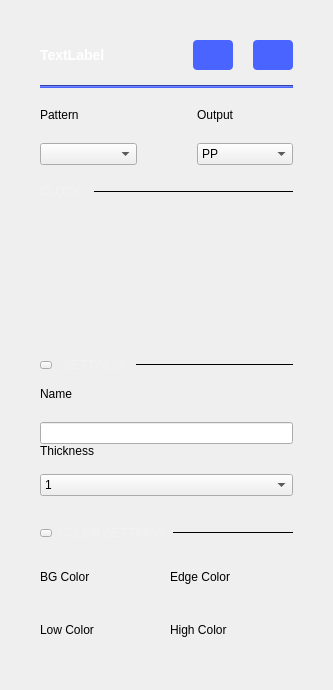
Qt form ui/pg_cg_settings.ui (analogdevicesinc/scopy) before a commit.
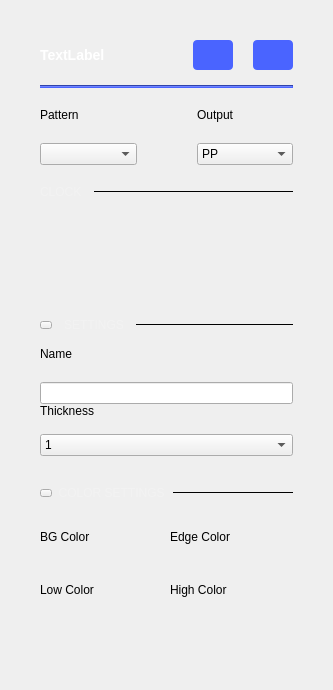
The same form after that commit. Icons and pictures are not drawn.

Commit message:
PatternGenerator: fix pattern settings layout
Changed sizing policies so elements anchor to the top of the widget
instead of being centered.

Diff of the .ui file:
```diff
--- a/ui/pg_cg_settings.ui
+++ b/ui/pg_cg_settings.ui
@@ -395,7 +395,7 @@
                 <enum>Qt::Vertical</enum>
                </property>
                <property name="sizeType">
-                <enum>QSizePolicy::Preferred</enum>
+                <enum>QSizePolicy::Expanding</enum>
                </property>
                <property name="sizeHint" stdset="0">
                 <size>
@@ -882,6 +882,19 @@
                   </item>
                  </layout>
                 </item>
+                <item>
+                 <spacer name="verticalSpacer_3">
+                  <property name="orientation">
+                   <enum>Qt::Vertical</enum>
+                  </property>
+                  <property name="sizeHint" stdset="0">
+                   <size>
+                    <width>20</width>
+                    <height>40</height>
+                   </size>
+                  </property>
+                 </spacer>
+                </item>
                </layout>
               </widget>
              </item>
```
Left out of the diff: 2 changed lines with no effect on the pictures.
